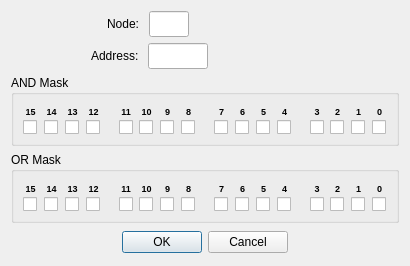
sanny32/OpenModScan, file omodscan/dialogs/dialogmaskwriteregiter.ui: the form before one commit.
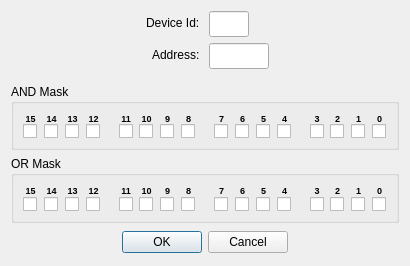
The form after the commit. Custom widgets are drawn as their Qt base class.

Diff of the .ui file:
```diff
--- a/omodscan/dialogs/dialogmaskwriteregiter.ui
+++ b/omodscan/dialogs/dialogmaskwriteregiter.ui
@@ -18,31 +18,21 @@
   </property>
   <layout class="QVBoxLayout" name="verticalLayout">
    <item>
-    <layout class="QHBoxLayout" name="horizontalLayout">
-     <item>
-      <spacer name="horizontalSpacer_2">
-       <property name="orientation">
-        <enum>Qt::Horizontal</enum>
-       </property>
-       <property name="sizeType">
-        <enum>QSizePolicy::Fixed</enum>
-       </property>
-       <property name="sizeHint" stdset="0">
-        <size>
-         <width>96</width>
-         <height>20</height>
-        </size>
-       </property>
-      </spacer>
-     </item>
-     <item>
+    <layout class="QFormLayout" name="formLayout">
+     <property name="labelAlignment">
+      <set>Qt::AlignRight|Qt::AlignTrailing|Qt::AlignVCenter</set>
+     </property>
+     <property name="formAlignment">
+      <set>Qt::AlignHCenter|Qt::AlignTop</set>
+     </property>
+     <item row="0" column="0">
       <widget class="QLabel" name="labelNode">
        <property name="text">
-        <string>Node: </string>
+        <string>Device Id: </string>
        </property>
       </widget>
      </item>
-     <item>
+     <item row="0" column="1">
       <widget class="NumericLineEdit" name="lineEditNode">
        <property name="sizePolicy">
         <sizepolicy hsizetype="Fixed" vsizetype="Fixed">
@@ -64,47 +54,14 @@
        </property>
       </widget>
      </item>
-     <item>
-      <spacer name="horizontalSpacer">
-       <property name="orientation">
-        <enum>Qt::Horizontal</enum>
-       </property>
-       <property name="sizeHint" stdset="0">
-        <size>
-         <width>40</width>
-         <height>20</height>
-        </size>
-       </property>
-      </spacer>
-     </item>
-    </layout>
-   </item>
-   <item>
-    <layout class="QHBoxLayout" name="horizontalLayout_2">
-     <item>
-      <spacer name="horizontalSpacer_3">
-       <property name="orientation">
-        <enum>Qt::Horizontal</enum>
-       </property>
-       <property name="sizeType">
-        <enum>QSizePolicy::Fixed</enum>
-       </property>
-       <property name="sizeHint" stdset="0">
-        <size>
-         <width>80</width>
-         <height>20</height>
-        </size>
-       </property>
-      </spacer>
-     </item>
-     <item>
+     <item row="1" column="0">
       <widget class="QLabel" name="labelAddress">
        <property name="text">
         <string>Address: </string>
        </property>
       </widget>
      </item>
-     <item>
+     <item row="1" column="1">
       <widget class="NumericLineEdit" name="lineEditAddress">
        <property name="sizePolicy">
         <sizepolicy hsizetype="Fixed" vsizetype="Fixed">
@@ -129,19 +86,6 @@
        </property>
       </widget>
      </item>
-     <item>
-      <spacer name="horizontalSpacer_4">
-       <property name="orientation">
-        <enum>Qt::Horizontal</enum>
-       </property>
-       <property name="sizeHint" stdset="0">
-        <size>
-         <width>40</width>
-         <height>20</height>
-        </size>
-       </property>
-      </spacer>
-     </item>
     </layout>
    </item>
    <item>
```
